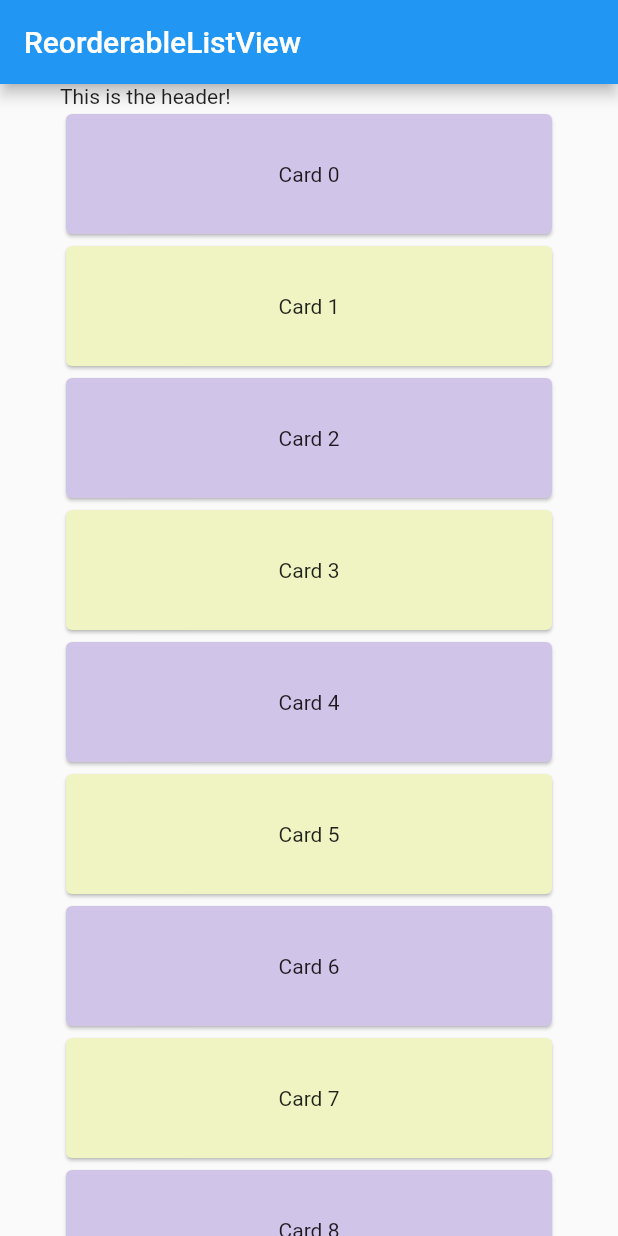
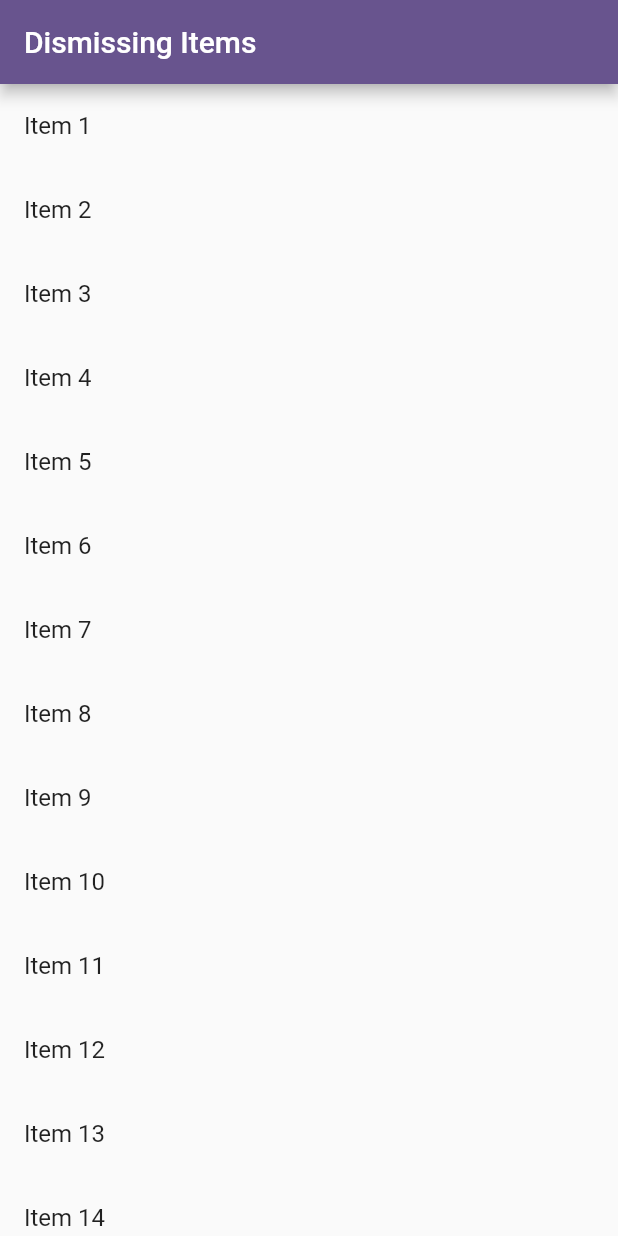
Before and after one commit to shanghanrun/reorderable_ex01, a Flutter app: the screen it shows after launch, on a phone screen of 412 x 824 dp. Run offline on Flutter 3.47's test engine with Material 2 defaults, Android fonts, the phone set to English and light mode, and no system bars.

Commit message:
swipe와 item지우기

```diff
--- a/lib/main.dart
+++ b/lib/main.dart
@@ -1,5 +1,4 @@
 import 'package:flutter/material.dart';
-import 'dart:ui';
 
 void main() {
   runApp(const MyApp());
@@ -9,83 +8,148 @@
   const MyApp({super.key});
 
   @override
-  State<MyApp> createState() => _MyAppState();
+  MyAppState createState() {
+    return MyAppState();
+  }
 }
 
-class _MyAppState extends State<MyApp> {
-  List<int> items = List<int>.generate(50, (i) => i);
+class MyAppState extends State<MyApp> {
+  final items = List<String>.generate(20, (i) => 'Item ${i + 1}');
 
   @override
   Widget build(BuildContext context) {
-    // final ColorScheme colorScheme = Theme.of(context).colorScheme;
-    // final Color oddItemColor = colorScheme.primary.withOpacity(0.05);
-    // final Color evenItemColor = colorScheme.primary.withOpacity(0.15);
-    final Color oddColor = Colors.lime.shade100;
-    final Color evenColor = Colors.deepPurple.shade100;
+    const title = 'Dismissing Items';
 
-    final List<Card> cards = [
-      for (int i = 0; i < items.length; i++)
-        Card(
-          key: Key('$i'),
-          // color: i.isOdd ? oddColor : evenColor,
-          color: items[i].isOdd ? oddColor : evenColor,
-          child: SizedBox(
-            height: 80,
-            child: Center(
-              child: Text('Card ${items[i]}'),
-            ),
-          ),
+    return MaterialApp(
+      title: title,
+      theme: ThemeData(
+        colorScheme: ColorScheme.fromSeed(seedColor: Colors.deepPurple),
+      ),
+      home: Scaffold(
+        appBar: AppBar(
+          title: const Text(title),
         ),
-    ];
+        body: ListView.builder(
+          itemCount: items.length,
+          itemBuilder: (context, index) {
+            final item = items[index]; //key값을 넘겨주기 위해 문자열 필요
+            return Dismissible(
+              key: Key(item),
+              // Provide a function that tells the app
+              // what to do after an item has been swiped away.
+              onDismissed: (direction) {
+                // Remove the item from the data source.
+                setState(() {
+                  items.removeAt(index);
+                });
 
-    Widget proxyDecorator(Widget child, int i, Animation<double> animation) {
-      return AnimatedBuilder(
-          animation: animation,
-          child: child,
-          builder: (BuildContext context, Widget? child) {
-            final double animValue =
-                Curves.easeInOut.transform(animation.value);
-            final double elevation = lerpDouble(1, 6, animValue)!;
-            final double scale = lerpDouble(1, 1.02, animValue)!;
-            return Transform.scale(
-              scale: scale,
-              child: Card(
-                elevation: elevation,
-                color: cards[i].color,
-                child: cards[i].child,
+                // Then show a snackbar.
+                ScaffoldMessenger.of(context)
+                    .showSnackBar(SnackBar(content: Text('$item dismissed')));
+              },
+              // Show a red background as the item is swiped away.
+              background: Container(color: Colors.red),
+              child: ListTile(
+                title: Text(item),
               ),
             );
-          });
-    }
-
-    return MaterialApp(
-      home: Scaffold(
-        appBar: AppBar(title: const Text('ReorderableListView')),
-        body: Center(
-          child: ReorderableListView(
-            proxyDecorator: proxyDecorator,
-            padding: const EdgeInsets.symmetric(horizontal: 40),
-            header: const Text('This is the header!'),
-            children: cards,
-            // children: [
-            //   for (int i = 0; i < items.length; i++)
-            //     ListTile(
-            //         key: Key('$i'),
-            //         title: Text('Item # ${items[i]}'),
-            //         tileColor: i.isOdd ? oddColor : evenColor),
-            // ],
-            onReorder: (oldIndex, newIndex) {
-              setState(() {
-                if (oldIndex < newIndex) {
-                  newIndex -= 1;
-                }
-                var temp = items.removeAt(oldIndex); //나(요소)를 제거하고 반환
-                items.insert(newIndex, temp);
-              });
-            },
-          ),
+          },
         ),
       ),
     );
   }
 }
+
+
+
+// import 'package:flutter/material.dart';
+// import 'dart:ui';
+
+// void main() {
+//   runApp(const MyApp());
+// }
+
+// class MyApp extends StatefulWidget {
+//   const MyApp({super.key});
+
+//   @override
+//   State<MyApp> createState() => _MyAppState();
+// }
+
+// class _MyAppState extends State<MyApp> {
+//   List<int> items = List<int>.generate(50, (i) => i);
+
+//   @override
+//   Widget build(BuildContext context) {
+//     // final ColorScheme colorScheme = Theme.of(context).colorScheme;
+//     // final Color oddItemColor = colorScheme.primary.withOpacity(0.05);
+//     // final Color evenItemColor = colorScheme.primary.withOpacity(0.15);
+//     final Color oddColor = Colors.lime.shade100;
+//     final Color evenColor = Colors.deepPurple.shade100;
+
+//     final List<Card> cards = [
+//       for (int i = 0; i < items.length; i++)
+//         Card(
+//           key: Key('$i'),
+//           // color: i.isOdd ? oddColor : evenColor,
+//           color: items[i].isOdd ? oddColor : evenColor,
+//           child: SizedBox(
+//             height: 80,
+//             child: Center(
+//               child: Text('Card ${items[i]}'),
+//             ),
+//           ),
+//         ),
+//     ];
+
+//     Widget proxyDecorator(Widget child, int i, Animation<double> animation) {
+//       return AnimatedBuilder(
+//           animation: animation,
+//           child: child,
+//           builder: (BuildContext context, Widget? child) {
+//             final double animValue =
+//                 Curves.easeInOut.transform(animation.value);
+//             final double elevation = lerpDouble(1, 6, animValue)!;
+//             final double scale = lerpDouble(1, 1.02, animValue)!;
+//             return Transform.scale(
+//               scale: scale,
+//               child: Card(
+//                 elevation: elevation,
+//                 color: cards[i].color,
+//                 child: cards[i].child,
+//               ),
+//             );
+//           });
+//     }
+
+//     return MaterialApp(
+//       home: Scaffold(
+//         appBar: AppBar(title: const Text('ReorderableListView')),
+//         body: Center(
+//           child: ReorderableListView(
+//             proxyDecorator: proxyDecorator,
+//             padding: const EdgeInsets.symmetric(horizontal: 40),
+//             header: const Text('This is the header!'),
+//             children: cards,
+//             // children: [
+//             //   for (int i = 0; i < items.length; i++)
+//             //     ListTile(
+//             //         key: Key('$i'),
+//             //         title: Text('Item # ${items[i]}'),
+//             //         tileColor: i.isOdd ? oddColor : evenColor),
+//             // ],
+//             onReorder: (oldIndex, newIndex) {
+//               setState(() {
+//                 if (oldIndex < newIndex) {
+//                   newIndex -= 1;
+//                 }
+//                 var temp = items.removeAt(oldIndex); //나(요소)를 제거하고 반환
+//                 items.insert(newIndex, temp);
+//               });
+//             },
+//           ),
+//         ),
+//       ),
+//     );
+//   }
+// }
```
